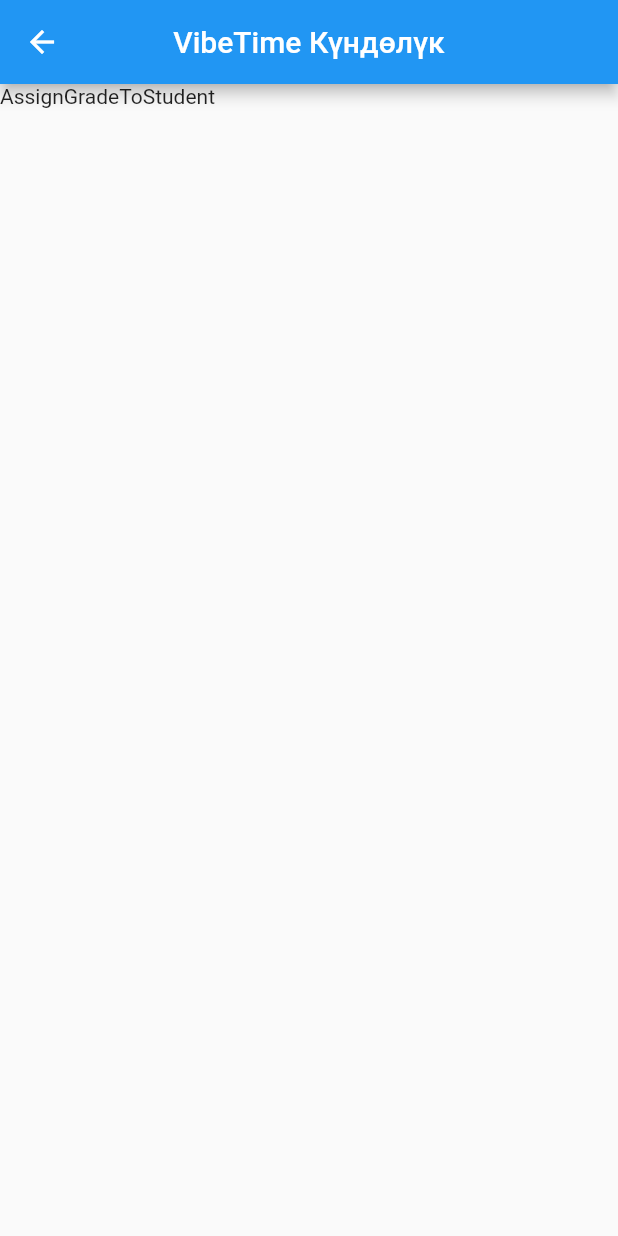
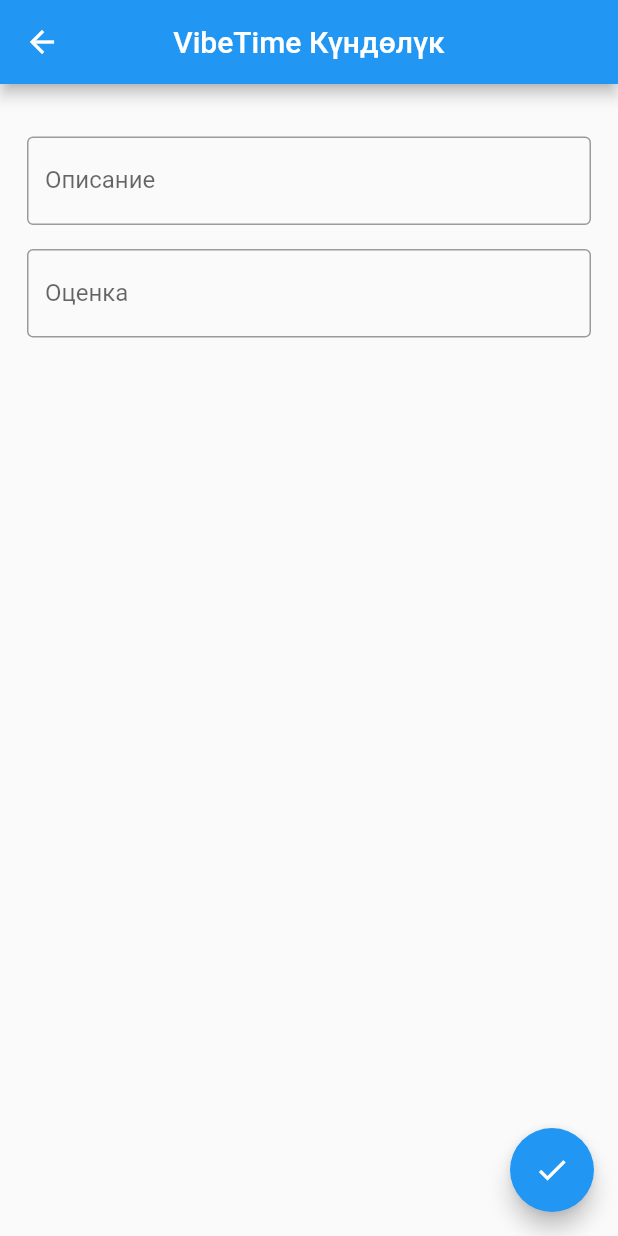
Before and after one commit to easy28g/school-diary-frontend, a Flutter app: the AssignGradeToStudent screen opened directly, on a phone screen of 412 x 824 dp. Run offline on Flutter 3.47's test engine with Material 2 defaults, Android fonts, the phone set to English and light mode, and no system bars.

Commit message:
assign grade

```diff
--- a/lib/pages/teacher_pages/AssignGradeToStudent.dart
+++ b/lib/pages/teacher_pages/AssignGradeToStudent.dart
@@ -1,4 +1,6 @@
 import 'package:flutter/material.dart';
+
+import 'StudentsList.dart';
 
 class AssignGradeToStudent extends StatefulWidget {
   const AssignGradeToStudent({super.key});
@@ -8,6 +10,8 @@
 }
 
 class _AssignGradeToStudentState extends State<AssignGradeToStudent> {
+  final TextEditingController _textFieldController = TextEditingController();
+  final TextEditingController _textFieldControllerMark = TextEditingController();
 
   @override
   Widget build(BuildContext context) {
@@ -16,8 +20,48 @@
         title: Text('VibeTime Күндөлүк'),
         centerTitle: true,
       ),
-      body: Text('AssignGradeToStudent'),
+      body: SingleChildScrollView(
+        padding: const EdgeInsets.fromLTRB(18.0, 35.0, 18.0, 0.0),
+        child: Column(
+          children: [
+            TextField(
+              controller: _textFieldController,
+              decoration: InputDecoration(
+                labelText: 'Описание',
+                border: OutlineInputBorder(),
+              ),
+              maxLines: null,
+            ),
+            SizedBox(height: 16.0),
+            // Просто добавьте немного отступа между полями
+            TextField(
+              controller: _textFieldControllerMark,
+              decoration: InputDecoration(
+                labelText: 'Оценка',
+                border: OutlineInputBorder(),
+              ),
+              maxLines: null,
+            ),
+          ],
+        ),
+      ),
+      floatingActionButton: FloatingActionButton(
+        onPressed: () {
+          String enteredText = _textFieldController.text;
+          String markText = _textFieldControllerMark.text;
+          print('Entered Text1: $enteredText'); // терминал
+          print('Entered Text2: $markText'); // терминал
+          _textFieldController.clear();
+          _textFieldControllerMark.clear();
+          Navigator.push(
+            context,
+            MaterialPageRoute(
+              builder: (context) => StudentsList(),
+            ),
+          );
+        },
+        child: Icon(Icons.check),
+      ),
     );
   }
-
 }
```
